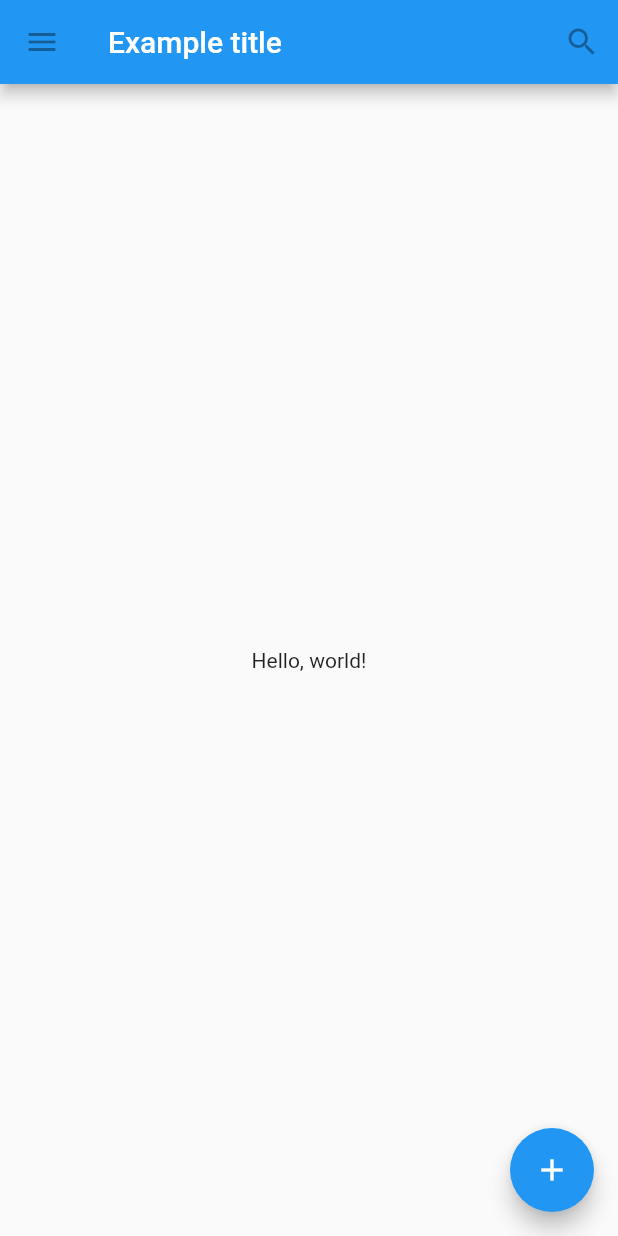
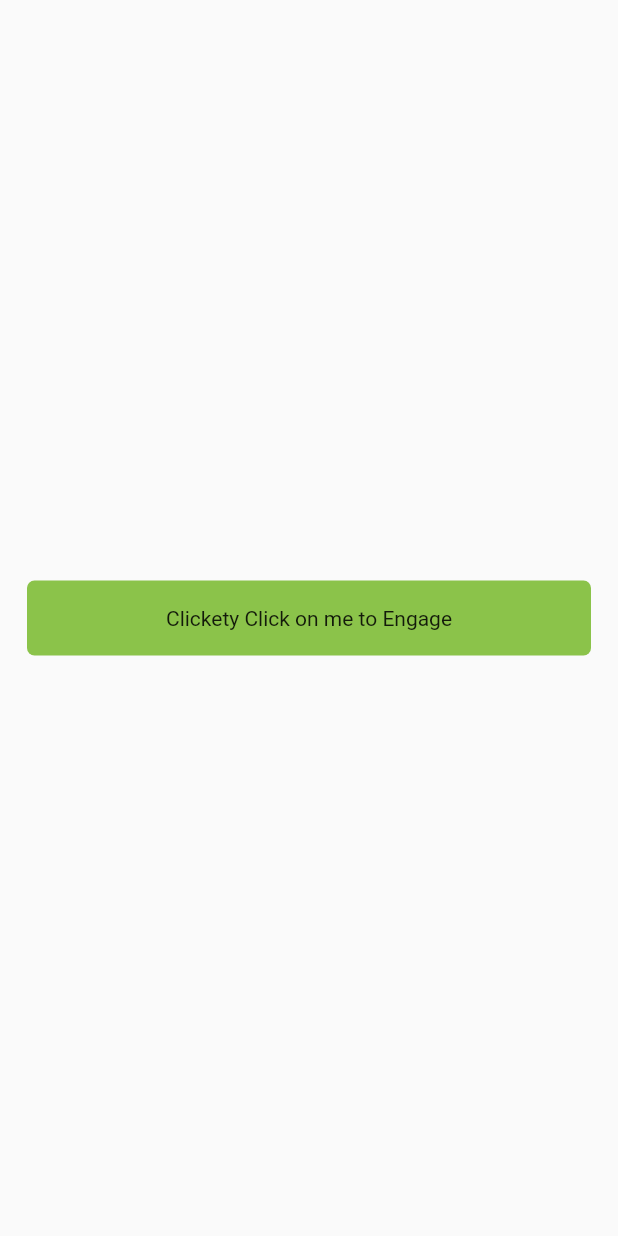
Before and after one commit to kavus002/flutter-playground, a Flutter app: the screen it shows after launch, on a phone screen of 412 x 824 dp. Run offline on Flutter 3.47's test engine with Material 2 defaults, Android fonts, the phone set to English and light mode, and no system bars.

```diff
--- a/sample_flutter_app/lib/main.dart
+++ b/sample_flutter_app/lib/main.dart
@@ -1,55 +1,45 @@
+import 'dart:developer';
+
 import 'package:flutter/material.dart';
 
-// Flutter provides a number of widgets that help you build apps that follow Material Design. A Material app starts with the MaterialApp widget,
-// which builds a number of useful widgets at the root of your app, including a Navigator, which manages a stack of widgets identified by strings,
-// also known as “routes”. The Navigator lets you transition smoothly between screens of your application.
-// Using the MaterialApp widget is entirely optional but a good practice.
-
-// Now that the code has switched from MyAppBar and MyScaffold to the AppBar and Scaffold widgets, and from material.dart, the app is starting to look a bit more Material.
-// For example, the app bar has a shadow and the title text inherits the correct styling automatically. A floating action button is also added.
-// Notice that widgets are passed as arguments to other widgets. The Scaffold widget takes a number of different widgets as named arguments, each of which are placed in the
-// Scaffold layout in the appropriate place. Similarly, the AppBar widget lets you pass in widgets for the leading widget, and the actions of the title widget. This pattern
-// recurs throughout the framework and is something you might consider when designing your own widgets.
 void main() {
   runApp(
     const MaterialApp(
-      title: 'Flutter Tutorial',
-      home: TutorialHome(),
+      home: Scaffold(
+        body: Center(
+          child: MyButton(),
+        ),
+      ),
     ),
   );
 }
 
-class TutorialHome extends StatelessWidget {
-  const TutorialHome({super.key});
+// The GestureDetector widget doesn’t have a visual representation but instead detects gestures made by the user. When the user taps the Container,
+// the GestureDetector calls its onTap() callback, in this case printing a message to the console. You can use GestureDetector to detect a variety
+// of input gestures, including taps, drags, and scales.
+//
+// Many widgets use a GestureDetector to provide optional callbacks for other widgets. For example, the IconButton, ElevatedButton, and FloatingActionButton
+// widgets have onPressed() callbacks that are triggered when the user taps the widget.
+class MyButton extends StatelessWidget {
+  const MyButton({super.key});
 
   @override
   Widget build(BuildContext context) {
-    // Scaffold is a layout for
-    // the major Material Components.
-    return Scaffold(
-      appBar: AppBar(
-        leading: const IconButton(
-          icon: Icon(Icons.menu),
-          tooltip: 'Navigation menu',
-          onPressed: null,
+    return GestureDetector(
+      onTap: () {
+        log('MyButton was tapped!');
+      },
+      child: Container(
+        height: 50.0,
+        padding: const EdgeInsets.all(8.0),
+        margin: const EdgeInsets.symmetric(horizontal: 18.0),
+        decoration: BoxDecoration(
+          borderRadius: BorderRadius.circular(5.0),
+          color: Colors.lightGreen[500],
         ),
-        title: const Text('Example title'),
-        actions: const [
-          IconButton(
-            icon: Icon(Icons.search),
-            tooltip: 'Search',
-            onPressed: null,
-          ),
-        ],
-      ),
-      // body is the majority of the screen.
-      body: const Center(
-        child: Text('Hello, world!'),
-      ),
-      floatingActionButton: const FloatingActionButton(
-        tooltip: 'Add', // used by assistive technologies
-        onPressed: null,
-        child: Icon(Icons.add),
+        child: const Center(
+          child: Text('Clickety Click on me to Engage'),
+        ),
       ),
     );
   }
```
